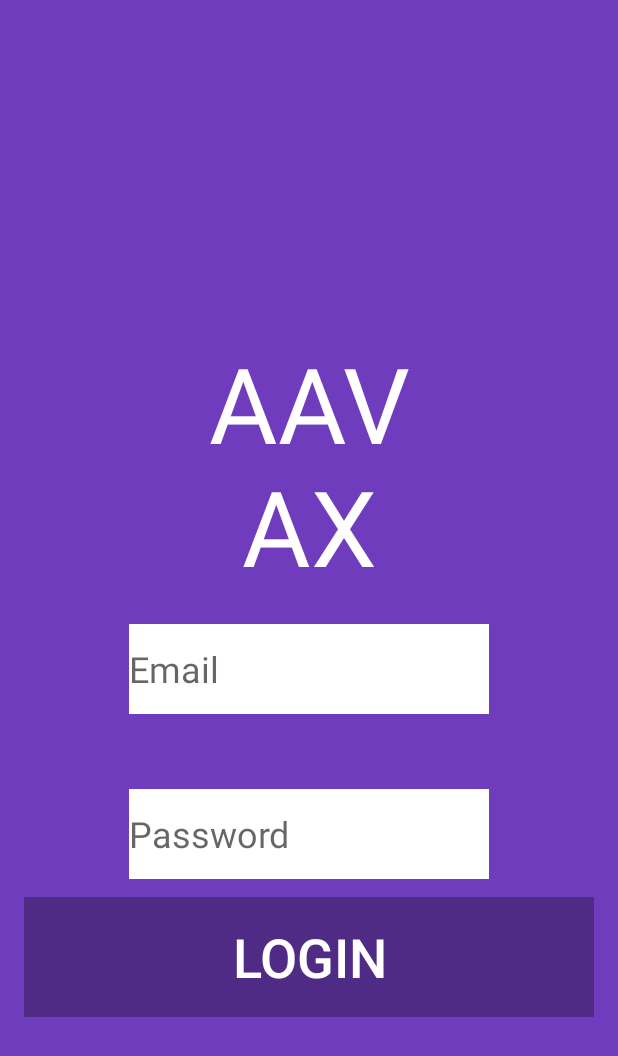
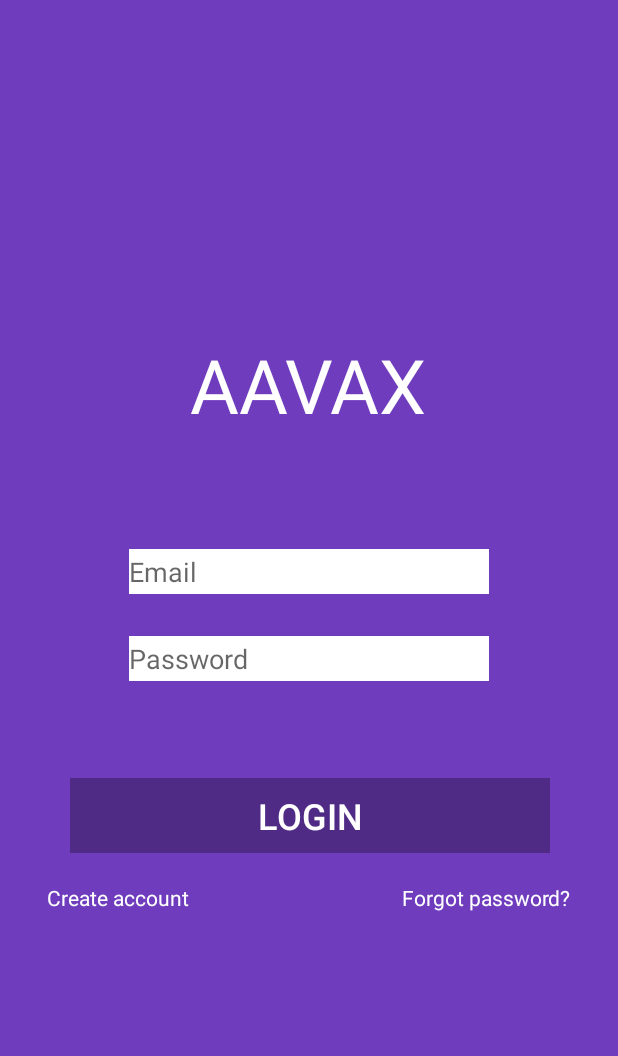
Before and after one commit to lsscecilia/AAVax, an Android app: the layout activity_login.xml on its own in the app's theme, with its tools: preview values and no code run, on a phone screen of 412 x 824 dp. Shown: the top 1056 px of the screen. Run offline under Robolectric (Android 15) with nearby library versions, the phone set to English and light mode, and no system bars.

Commit message:
login page create new account form

```diff
--- /dev/null
+++ b/app/src/main/res/drawable/ic_arrow_back_24dp.xml
@@ -0,0 +1,5 @@
+<vector android:height="24dp" android:tint="#FFFFFF"
+    android:viewportHeight="24.0" android:viewportWidth="24.0"
+    android:width="24dp" xmlns:android="http://schemas.android.com/apk/res/android">
+    <path android:fillColor="#FF000000" android:pathData="M20,11H7.83l5.59,-5.59L12,4l-8,8 8,8 1.41,-1.41L7.83,13H20v-2z"/>
+</vector>
--- a/app/src/main/res/layout/activity_login.xml
+++ b/app/src/main/res/layout/activity_login.xml
@@ -12,69 +12,48 @@
     android:background="@color/colorPrimary"
     tools:context=".ui.login.LoginActivity">
 
-    <Button
-        android:id="@+id/login"
-        android:layout_width="500dp"
-        android:layout_height="80dp"
-        android:layout_gravity="start"
-        android:layout_marginStart="48dp"
-        android:layout_marginEnd="48dp"
-        android:layout_marginBottom="64dp"
-        android:background="@color/colorPrimaryDark"
-        android:enabled="false"
-        android:text="@string/title_activity_login"
-        android:textAllCaps="true"
-        android:textColor="#FFFFFF"
-        android:textSize="36sp"
-        app:layout_constraintBottom_toBottomOf="parent"
-        app:layout_constraintEnd_toEndOf="parent"
-        app:layout_constraintStart_toStartOf="parent"
-        app:layout_constraintTop_toBottomOf="@+id/password"
-        app:layout_constraintVertical_bias="0.153" />
-
     <TextView
-        android:id="@+id/link_signup"
-        android:layout_width="0dp"
+        android:id="@+id/create_account"
+        android:clickable="true"
+        android:layout_width="wrap_content"
         android:layout_height="34dp"
-        android:layout_marginStart="50dp"
-        android:layout_marginLeft="50dp"
-        android:layout_marginTop="16dp"
-        android:layout_marginEnd="340dp"
-        android:layout_marginRight="340dp"
+        android:layout_marginStart="15dp"
+        android:layout_marginLeft="15dp"
+        android:layout_marginTop="20dp"
         android:layout_marginBottom="236dp"
         android:text="@string/create_account"
         android:textColor="@color/white"
-        android:textSize="20sp"
+        android:textSize="14sp"
+        app:layout_constraintBottom_toBottomOf="parent"
+        app:layout_constraintEnd_toEndOf="parent"
+        app:layout_constraintHorizontal_bias="0.0"
+        app:layout_constraintStart_toStartOf="parent"
+        app:layout_constraintTop_toBottomOf="@id/login"
+        app:layout_constraintVertical_bias="0.0"
+        android:focusable="true" />
+
+    <TextView
+        android:id="@+id/forgot_password"
+        android:clickable="true"
+        android:layout_width="wrap_content"
+        android:layout_height="400dp"
+        android:layout_marginTop="20dp"
+        android:layout_marginEnd="15dp"
+        android:layout_marginRight="15dp"
+        android:text="@string/forgot_password"
+        android:textColor="@color/white"
+        android:textSize="14sp"
         app:layout_constraintBottom_toBottomOf="parent"
         app:layout_constraintEnd_toEndOf="parent"
         app:layout_constraintHorizontal_bias="1.0"
         app:layout_constraintStart_toStartOf="parent"
-        app:layout_constraintTop_toBottomOf="@+id/login"
-        app:layout_constraintVertical_bias="0.0" />
-
-    <TextView
-        android:id="@+id/forgot_password"
-        android:layout_width="0dp"
-        android:layout_height="34dp"
-        android:layout_marginStart="410dp"
-        android:layout_marginLeft="410dp"
-        android:layout_marginTop="16dp"
-        android:layout_marginEnd="30dp"
-        android:layout_marginRight="30dp"
-        android:layout_marginBottom="236dp"
-        android:text="@string/forgot_password"
-        android:textColor="@color/white"
-        android:textSize="20sp"
-        app:layout_constraintBottom_toBottomOf="parent"
-        app:layout_constraintEnd_toEndOf="parent"
-        app:layout_constraintHorizontal_bias="1.0"
-        app:layout_constraintStart_toStartOf="parent"
-        app:layout_constraintTop_toBottomOf="@+id/login"
-        app:layout_constraintVertical_bias="0.0" />
+        app:layout_constraintTop_toBottomOf="@id/login"
+        app:layout_constraintVertical_bias="0.0"
+        android:focusable="true" />
 
     <TextView
         android:id="@+id/appName"
-        android:layout_width="0dp"
+        android:layout_width="wrap_content"
         android:layout_height="wrap_content"
         android:layout_marginStart="110dp"
         android:layout_marginLeft="110dp"
@@ -86,21 +65,43 @@
         android:text="@string/app_name"
         android:textAppearance="@style/TextAppearance.AppCompat.Display2"
         android:textColor="@color/white"
-        android:textSize="70sp"
+        android:textSize="50sp"
         app:layout_constraintBottom_toTopOf="@+id/username"
         app:layout_constraintEnd_toEndOf="parent"
+        app:layout_constraintHorizontal_bias="0.454"
         app:layout_constraintStart_toStartOf="parent"
         app:layout_constraintTop_toTopOf="parent"
-        app:layout_constraintVertical_bias="0.24" />
+        app:layout_constraintVertical_bias="0.025" />
+
+    <EditText
+        android:id="@+id/username"
+        android:layout_width="0dp"
+        android:layout_height="30dp"
+        android:layout_marginStart="70dp"
+        android:layout_marginLeft="70dp"
+        android:layout_marginTop="350dp"
+
+        android:layout_marginEnd="70dp"
+        android:layout_marginRight="70dp"
+        android:background="@color/white"
+        android:hint="@string/prompt_email"
+        android:inputType="textEmailAddress"
+        android:selectAllOnFocus="true"
+        android:textSize="18sp"
+        app:layout_constraintBottom_toTopOf="@+id/password"
+        app:layout_constraintEnd_toEndOf="parent"
+        app:layout_constraintHorizontal_bias="0.484"
+        app:layout_constraintStart_toStartOf="parent"
+        app:layout_constraintTop_toTopOf="parent" />
 
     <EditText
         android:id="@+id/password"
         android:layout_width="0dp"
-        android:layout_height="60dp"
+        android:layout_height="30dp"
         android:layout_marginStart="70dp"
         android:layout_marginLeft="70dp"
 
-        android:layout_marginTop="50dp"
+        android:layout_marginTop="28dp"
         android:layout_marginEnd="70dp"
         android:layout_marginRight="70dp"
         android:background="@color/white"
@@ -109,30 +110,11 @@
         android:imeOptions="actionDone"
         android:inputType="textPassword"
         android:selectAllOnFocus="true"
-        android:textSize="24sp"
+        android:textSize="18sp"
         app:layout_constraintEnd_toEndOf="parent"
+        app:layout_constraintHorizontal_bias="0.484"
         app:layout_constraintStart_toStartOf="parent"
         app:layout_constraintTop_toBottomOf="@+id/username" />
-
-    <EditText
-        android:id="@+id/username"
-        android:layout_width="0dp"
-        android:layout_height="60dp"
-        android:layout_marginStart="70dp"
-        android:layout_marginLeft="70dp"
-        android:layout_marginTop="400dp"
-
-        android:layout_marginEnd="70dp"
-        android:layout_marginRight="70dp"
-        android:background="@color/white"
-        android:hint="@string/prompt_email"
-        android:inputType="textEmailAddress"
-        android:selectAllOnFocus="true"
-        android:textSize="24sp"
-        app:layout_constraintBottom_toTopOf="@+id/password"
-        app:layout_constraintEnd_toEndOf="parent"
-        app:layout_constraintStart_toStartOf="parent"
-        app:layout_constraintTop_toTopOf="parent" />
 
     <ProgressBar
         android:id="@+id/loading"
@@ -149,6 +131,28 @@
         app:layout_constraintBottom_toTopOf="@+id/username"
         app:layout_constraintEnd_toEndOf="parent"
         app:layout_constraintStart_toStartOf="parent"
-        app:layout_constraintTop_toBottomOf="@+id/appName" />
+        app:layout_constraintTop_toBottomOf="@+id/appName"
+        app:layout_constraintVertical_bias="0.423" />
+
+    <Button
+        android:id="@+id/login"
+        android:layout_width="320dp"
+        android:layout_height="50dp"
+        android:layout_gravity="start"
+        android:layout_marginStart="48dp"
+        android:layout_marginEnd="48dp"
+        android:layout_marginBottom="64dp"
+        android:background="@color/colorPrimaryDark"
+        android:enabled="false"
+        android:text="@string/title_activity_login"
+        android:textAllCaps="true"
+        android:textColor="#FFFFFF"
+        android:textSize="24sp"
+        app:layout_constraintBottom_toBottomOf="parent"
+        app:layout_constraintEnd_toEndOf="parent"
+        app:layout_constraintHorizontal_bias="0.492"
+        app:layout_constraintStart_toStartOf="parent"
+        app:layout_constraintTop_toBottomOf="@+id/password"
+        app:layout_constraintVertical_bias="0.27" />
 
 </androidx.constraintlayout.widget.ConstraintLayout>
```
Also changed, not shown: app/src/main/AndroidManifest.xml (+7 -3 lines), app/src/main/java/com/example/aavax/ui/login/CreateAccountActivity.java (added, +49 -0 lines), app/src/main/java/com/example/aavax/ui/login/LoginActivity.java (+18 -4 lines), app/src/main/res/layout/activity_create_account.xml (added, +169 -0 lines), app/src/main/res/values/strings.xml (+7 -1 lines).
